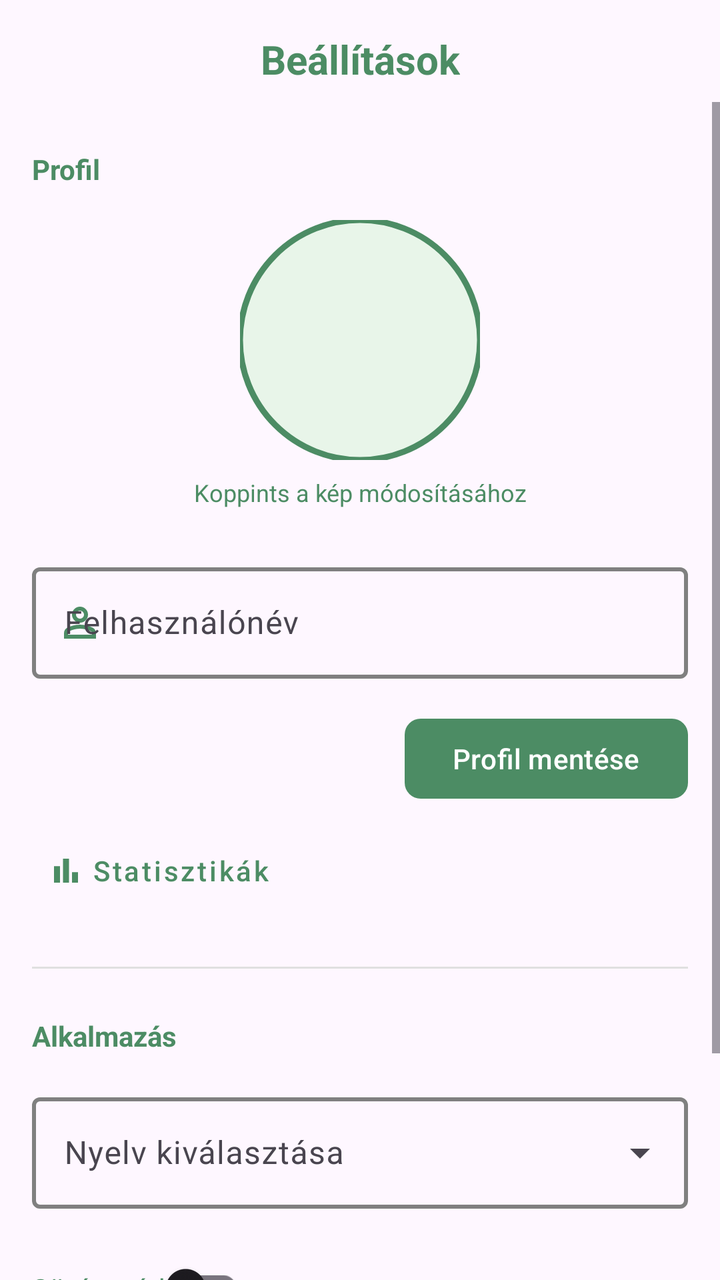
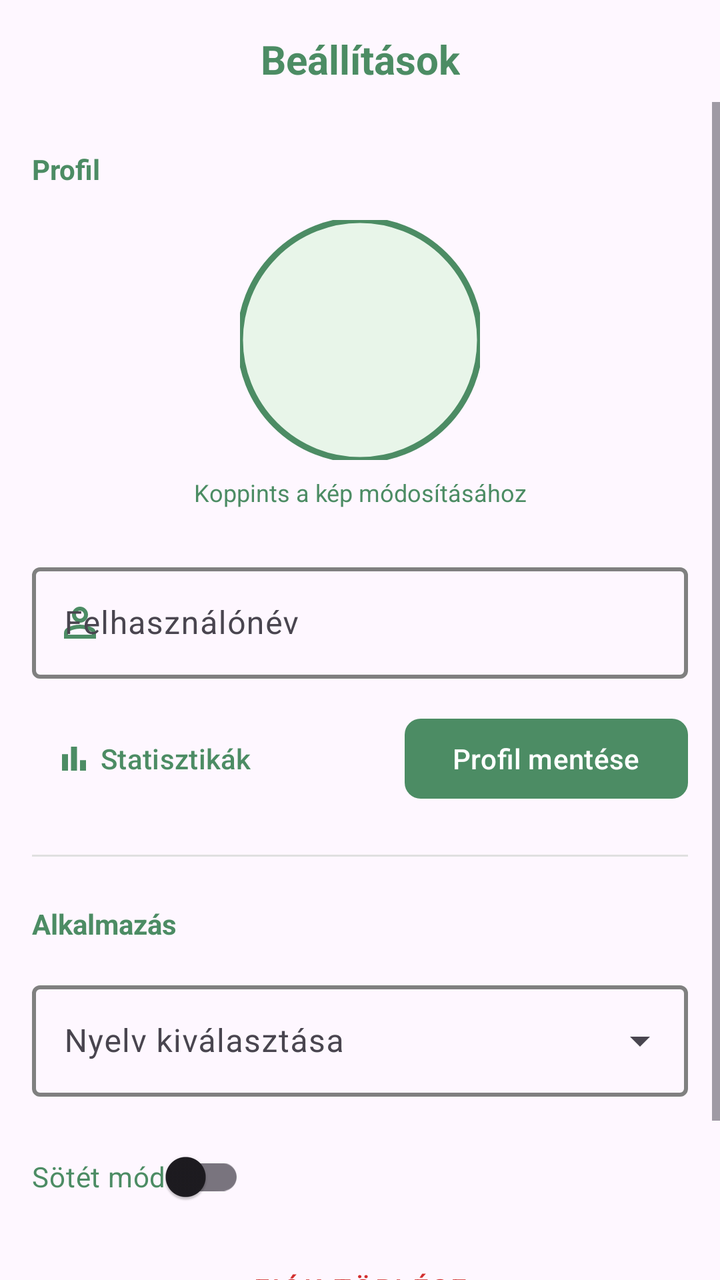

Before-and-after screenshots of an Android layout around one commit, followed by the original layout XML and the change that was made.
<!-- AndroidManifest.xml: application theme Theme.MyGameVault -->
<!-- res/layout/fragment_settings.xml -->
<?xml version="1.0" encoding="utf-8"?>
<androidx.constraintlayout.widget.ConstraintLayout
    android:id="@+id/clSettingsMain"
    xmlns:android="http://schemas.android.com/apk/res/android"
    xmlns:app="http://schemas.android.com/apk/res-auto"
    xmlns:tools="http://schemas.android.com/tools"
    android:layout_width="match_parent"
    android:layout_height="match_parent"
    android:background="?android:attr/windowBackground"
    tools:context=".fragments.SettingsFragment">

    <TextView
        android:id="@+id/tvHeaderSettings"
        android:layout_width="wrap_content"
        android:layout_height="wrap_content"
        android:text="@string/settings"
        android:textStyle="bold"
        android:textSize="20sp"
        android:textColor="@color/green"
        android:layout_marginTop="16dp"
        app:layout_constraintEnd_toEndOf="parent"
        app:layout_constraintStart_toStartOf="parent"
        app:layout_constraintTop_toTopOf="parent" />

    <ScrollView
        android:id="@+id/svSettings"
        android:layout_width="match_parent"
        android:layout_height="0dp"
        android:fillViewport="true"
        android:layout_marginTop="8dp"
        app:layout_constraintTop_toBottomOf="@+id/tvHeaderSettings"
        app:layout_constraintBottom_toBottomOf="parent"
        app:layout_constraintStart_toStartOf="parent"
        app:layout_constraintEnd_toEndOf="parent">

        <androidx.constraintlayout.widget.ConstraintLayout
            android:id="@+id/clSettingsContent"
            android:layout_width="match_parent"
            android:layout_height="wrap_content"
            android:padding="16dp">

            <TextView
                android:id="@+id/tvProfileSectionLabelSettings"
                android:layout_width="wrap_content"
                android:layout_height="wrap_content"
                android:layout_marginTop="8dp"
                android:text="@string/profile_section_label"
                android:textColor="@color/green"
                android:textSize="14sp"
                android:textStyle="bold"
                app:layout_constraintStart_toStartOf="parent"
                app:layout_constraintTop_toTopOf="parent" />

            <com.google.android.material.imageview.ShapeableImageView
                android:id="@+id/ivProfilePictureSettings"
                android:layout_width="120dp"
                android:layout_height="120dp"
                android:layout_marginTop="16dp"
                android:scaleType="centerCrop"
                android:background="@color/light_green"
                app:shapeAppearanceOverlay="@style/ShapeAppearance.Material3.Corner.Full"
                app:strokeWidth="3dp"
                app:strokeColor="@color/green"
                app:layout_constraintEnd_toEndOf="parent"
                app:layout_constraintStart_toStartOf="parent"
                app:layout_constraintTop_toBottomOf="@+id/tvProfileSectionLabelSettings" />

            <TextView
                android:id="@+id/tvChangePictureHintSettings"
                android:layout_width="wrap_content"
                android:layout_height="wrap_content"
                android:layout_marginTop="8dp"
                android:text="@string/change_picture_hint"
                android:textSize="12sp"
                android:textColor="@color/green"
                app:layout_constraintEnd_toEndOf="parent"
                app:layout_constraintStart_toStartOf="parent"
                app:layout_constraintTop_toBottomOf="@+id/ivProfilePictureSettings" />

            <com.google.android.material.textfield.TextInputLayout
                android:id="@+id/tilUsernameSettings"
                style="@style/Widget.Material3.TextInputLayout.OutlinedBox"
                android:layout_width="match_parent"
                android:layout_height="wrap_content"
                android:layout_marginTop="24dp"
                android:hint="@string/username_hint"
                app:startIconDrawable="@drawable/ic_person"
                app:startIconTint="@color/green"
                app:boxStrokeColor="@color/til_stroke"
                app:boxStrokeWidth="2dp"
                app:hintTextColor="@color/green"
                app:layout_constraintTop_toBottomOf="@+id/tvChangePictureHintSettings">

                <com.google.android.material.textfield.TextInputEditText
                    android:id="@+id/etUsernameSettings"
                    android:layout_width="match_parent"
                    android:layout_height="wrap_content"
                    android:inputType="textPersonName"
                    android:maxLines="1"
                    android:imeOptions="actionDone" />
            </com.google.android.material.textfield.TextInputLayout>

            <com.google.android.material.button.MaterialButton
                android:id="@+id/btnSaveProfileSettings"
                android:layout_width="wrap_content"
                android:layout_height="wrap_content"
                android:layout_marginTop="16dp"
                android:text="@string/save_profile_button"
                app:cornerRadius="8dp"
                app:layout_constraintEnd_toEndOf="parent"
                app:layout_constraintTop_toBottomOf="@+id/tilUsernameSettings" />

            <com.google.android.material.button.MaterialButton
                android:id="@+id/btnStatisticsSettings"
                style="@style/Widget.MaterialComponents.Button.TextButton"
                android:layout_width="wrap_content"
                android:layout_height="wrap_content"
                android:layout_marginTop="8dp"
                android:text="@string/statistics"
                android:textAllCaps="false"
                app:icon="@drawable/ic_chart"
                app:iconTint="@color/green"
                android:textColor="@color/green"
                app:layout_constraintStart_toStartOf="parent"
                app:layout_constraintTop_toBottomOf="@+id/btnSaveProfileSettings" />

            <View
                android:id="@+id/dividerSettings"
                android:layout_width="match_parent"
                android:layout_height="1dp"
                android:layout_marginTop="24dp"
                android:background="#E0E0E0"
                app:layout_constraintTop_toBottomOf="@+id/btnStatisticsSettings" />

            <TextView
                android:id="@+id/tvAppSectionLabelSettings"
                android:layout_width="wrap_content"
                android:layout_height="wrap_content"
                android:layout_marginTop="24dp"
                android:text="@string/app_section_label"
                android:textColor="@color/green"
                android:textSize="14sp"
                android:textStyle="bold"
                app:layout_constraintStart_toStartOf="parent"
                app:layout_constraintTop_toBottomOf="@+id/dividerSettings" />

            <com.google.android.material.textfield.TextInputLayout
                android:id="@+id/tilLanguageSettings"
                style="@style/Widget.Material3.TextInputLayout.OutlinedBox.ExposedDropdownMenu"
                android:layout_width="match_parent"
                android:layout_height="wrap_content"
                android:layout_marginTop="16dp"
                android:hint="@string/language_select"
                app:startIconTint="@color/green"
                app:boxStrokeColor="@color/til_stroke"
                app:boxStrokeWidth="2dp"
                app:hintTextColor="@color/green"
                app:layout_constraintTop_toBottomOf="@+id/tvAppSectionLabelSettings">

                <AutoCompleteTextView
                    android:id="@+id/actvLanguageSettings"
                    android:layout_width="match_parent"
                    android:layout_height="wrap_content"
                    android:inputType="none" />
            </com.google.android.material.textfield.TextInputLayout>

            <com.google.android.material.switchmaterial.SwitchMaterial
                android:id="@+id/swDarkModeSettings"
                android:layout_width="wrap_content"
                android:layout_height="wrap_content"
                android:layout_marginTop="16dp"
                android:text="@string/dark_mode"
                android:textColor="@color/green"
                app:layout_constraintStart_toStartOf="parent"
                app:layout_constraintTop_toBottomOf="@+id/tilLanguageSettings" />

            <com.google.android.material.button.MaterialButton
                android:id="@+id/btnLogoutSettings"
                style="@style/Widget.MaterialComponents.Button.TextButton"
                android:layout_width="match_parent"
                android:layout_height="wrap_content"
                android:layout_marginTop="32dp"
                android:layout_marginBottom="16dp"
                android:text="@string/logout"
                android:textColor="@color/red"
                app:layout_constraintEnd_toEndOf="parent"
                app:layout_constraintStart_toStartOf="parent"
                app:layout_constraintTop_toBottomOf="@+id/swDarkModeSettings"
                app:layout_constraintBottom_toBottomOf="parent" />

        </androidx.constraintlayout.widget.ConstraintLayout>
    </ScrollView>
</androidx.constraintlayout.widget.ConstraintLayout>
<!-- resources referenced by this layout -->
<resources>
  <color name="green">#4C8C64</color>
  <color name="light_green">#E8F5E9</color>
  <color name="red">#D32F2F</color>
  <!-- drawable ic_chart (drawable) -->
  <vector xmlns:android="http://schemas.android.com/apk/res/android"
      android:width="24dp"
      android:height="24dp"
      android:viewportWidth="960"
      android:viewportHeight="960">
    <path
        android:pathData="M640,800v-280h160v280L640,800ZM400,800v-640h160v640L400,800ZM160,800v-440h160v440L160,800Z"
        android:fillColor="#000000"/>
  </vector>
  <!-- drawable ic_person (drawable) -->
  <vector xmlns:android="http://schemas.android.com/apk/res/android" android:height="24dp" android:tint="#000000" android:viewportHeight="960" android:viewportWidth="960" android:width="24dp">
        
      <path android:fillColor="@android:color/white" android:pathData="M367,433Q320,386 320,320Q320,254 367,207Q414,160 480,160Q546,160 593,207Q640,254 640,320Q640,386 593,433Q546,480 480,480Q414,480 367,433ZM160,800L160,688Q160,654 177.5,625.5Q195,597 224,582Q286,551 350,535.5Q414,520 480,520Q546,520 610,535.5Q674,551 736,582Q765,597 782.5,625.5Q800,654 800,688L800,800L160,800ZM240,720L720,720L720,688Q720,677 714.5,668Q709,659 700,654Q646,627 591,613.5Q536,600 480,600Q424,600 369,613.5Q314,627 260,654Q251,659 245.5,668Q240,677 240,688L240,720ZM536.5,376.5Q560,353 560,320Q560,287 536.5,263.5Q513,240 480,240Q447,240 423.5,263.5Q400,287 400,320Q400,353 423.5,376.5Q447,400 480,400Q513,400 536.5,376.5ZM480,320Q480,320 480,320Q480,320 480,320Q480,320 480,320Q480,320 480,320Q480,320 480,320Q480,320 480,320Q480,320 480,320Q480,320 480,320ZM480,720L480,720Q480,720 480,720Q480,720 480,720Q480,720 480,720Q480,720 480,720Q480,720 480,720Q480,720 480,720Q480,720 480,720Q480,720 480,720L480,720Z"/>
      
  </vector>
  <string name="app_section_label">Alkalmazás</string>
  <string name="change_picture_hint">Koppints a kép módosításához</string>
  <string name="dark_mode">Sötét mód</string>
  <string name="language_select">Nyelv kiválasztása</string>
  <string name="logout">Kijelentkezés</string>
  <string name="profile_section_label">Profil</string>
  <string name="save_profile_button">Profil mentése</string>
  <string name="settings">Beállítások</string>
  <string name="statistics">Statisztikák</string>
  <string name="username_hint">Felhasználónév</string>
  <style name="Theme.MyGameVault" parent="Base.Theme.MyGameVault" />
  <style name="Base.Theme.MyGameVault" parent="Theme.Material3.DayNight.NoActionBar">
          <item name="colorPrimary">@color/green</item>
          <item name="colorOnPrimary">@android:color/white</item>
          <item name="colorPrimaryContainer">@color/light_green</item>
          <item name="textInputStyle">@style/CustomTextInputLayout</item>
      </style>
  <style name="CustomTextInputLayout" parent="Widget.Material3.TextInputLayout.OutlinedBox">
          <item name="boxStrokeColor">@color/green</item>
          <item name="hintTextColor">@color/green</item>
          <item name="boxStrokeWidth">2dp</item>
          <item name="startIconTint">@color/green</item>
          <item name="endIconTint">@color/green</item>
          <item name="android:textColorHint">@color/green</item>
      </style>
</resources>

<!-- the commit's change to res/layout/fragment_settings.xml (unified diff, before → after) -->
@@ -101,28 +101,28 @@
             </com.google.android.material.textfield.TextInputLayout>
 
             <com.google.android.material.button.MaterialButton
-                android:id="@+id/btnSaveProfileSettings"
-                android:layout_width="wrap_content"
-                android:layout_height="wrap_content"
-                android:layout_marginTop="16dp"
-                android:text="@string/save_profile_button"
-                app:cornerRadius="8dp"
-                app:layout_constraintEnd_toEndOf="parent"
-                app:layout_constraintTop_toBottomOf="@+id/tilUsernameSettings" />
-
-            <com.google.android.material.button.MaterialButton
                 android:id="@+id/btnStatisticsSettings"
-                style="@style/Widget.MaterialComponents.Button.TextButton"
-                android:layout_width="wrap_content"
-                android:layout_height="wrap_content"
-                android:layout_marginTop="8dp"
+                style="@style/Widget.Material3.Button.TextButton"
+                android:layout_width="wrap_content"
+                android:layout_height="wrap_content"
                 android:text="@string/statistics"
                 android:textAllCaps="false"
                 app:icon="@drawable/ic_chart"
                 app:iconTint="@color/green"
                 android:textColor="@color/green"
                 app:layout_constraintStart_toStartOf="parent"
-                app:layout_constraintTop_toBottomOf="@+id/btnSaveProfileSettings" />
+                app:layout_constraintTop_toTopOf="@+id/btnSaveProfileSettings"
+                app:layout_constraintBottom_toBottomOf="@+id/btnSaveProfileSettings" />
+
+            <com.google.android.material.button.MaterialButton
+                android:id="@+id/btnSaveProfileSettings"
+                android:layout_width="wrap_content"
+                android:layout_height="wrap_content"
+                android:layout_marginTop="16dp"
+                android:text="@string/save_profile_button"
+                app:cornerRadius="8dp"
+                app:layout_constraintEnd_toEndOf="parent"
+                app:layout_constraintTop_toBottomOf="@+id/tilUsernameSettings" />
 
             <View
                 android:id="@+id/dividerSettings"
@@ -130,7 +130,7 @@
                 android:layout_height="1dp"
                 android:layout_marginTop="24dp"
                 android:background="#E0E0E0"
-                app:layout_constraintTop_toBottomOf="@+id/btnStatisticsSettings" />
+                app:layout_constraintTop_toBottomOf="@+id/btnSaveProfileSettings" />
 
             <TextView
                 android:id="@+id/tvAppSectionLabelSettings"
@@ -175,18 +175,27 @@
                 app:layout_constraintTop_toBottomOf="@+id/tilLanguageSettings" />
 
             <com.google.android.material.button.MaterialButton
+                android:id="@+id/btnDeleteAccountSettings"
+                style="@style/Widget.MaterialComponents.Button.TextButton"
+                android:layout_width="match_parent"
+                android:layout_height="wrap_content"
+                android:text="@string/delete_account"
+                android:textColor="@color/red"
+                android:layout_marginTop="8dp"
+                app:layout_constraintEnd_toEndOf="parent"
+                app:layout_constraintStart_toStartOf="parent"
+                app:layout_constraintTop_toBottomOf="@+id/swDarkModeSettings" />
+
+            <com.google.android.material.button.MaterialButton
                 android:id="@+id/btnLogoutSettings"
                 style="@style/Widget.MaterialComponents.Button.TextButton"
                 android:layout_width="match_parent"
                 android:layout_height="wrap_content"
-                android:layout_marginTop="32dp"
-                android:layout_marginBottom="16dp"
                 android:text="@string/logout"
                 android:textColor="@color/red"
                 app:layout_constraintEnd_toEndOf="parent"
                 app:layout_constraintStart_toStartOf="parent"
-                app:layout_constraintTop_toBottomOf="@+id/swDarkModeSettings"
-                app:layout_constraintBottom_toBottomOf="parent" />
+                app:layout_constraintTop_toBottomOf="@+id/btnDeleteAccountSettings" />
 
         </androidx.constraintlayout.widget.ConstraintLayout>
     </ScrollView>
<!-- resource entries referenced after the edit -->
@@ -22,6 +22,7 @@
   <string name="app_section_label">Alkalmazás</string>
   <string name="change_picture_hint">Koppints a kép módosításához</string>
   <string name="dark_mode">Sötét mód</string>
+  <string name="delete_account">Fiók törlése</string>
   <string name="language_select">Nyelv kiválasztása</string>
   <string name="logout">Kijelentkezés</string>
   <string name="profile_section_label">Profil</string>
